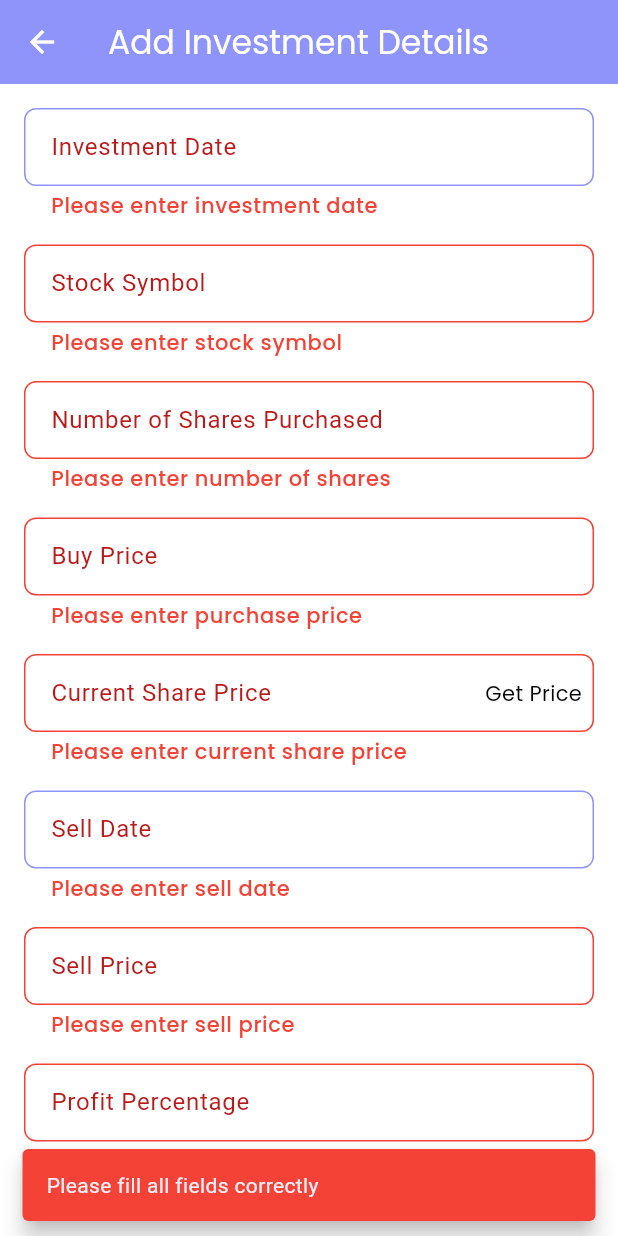
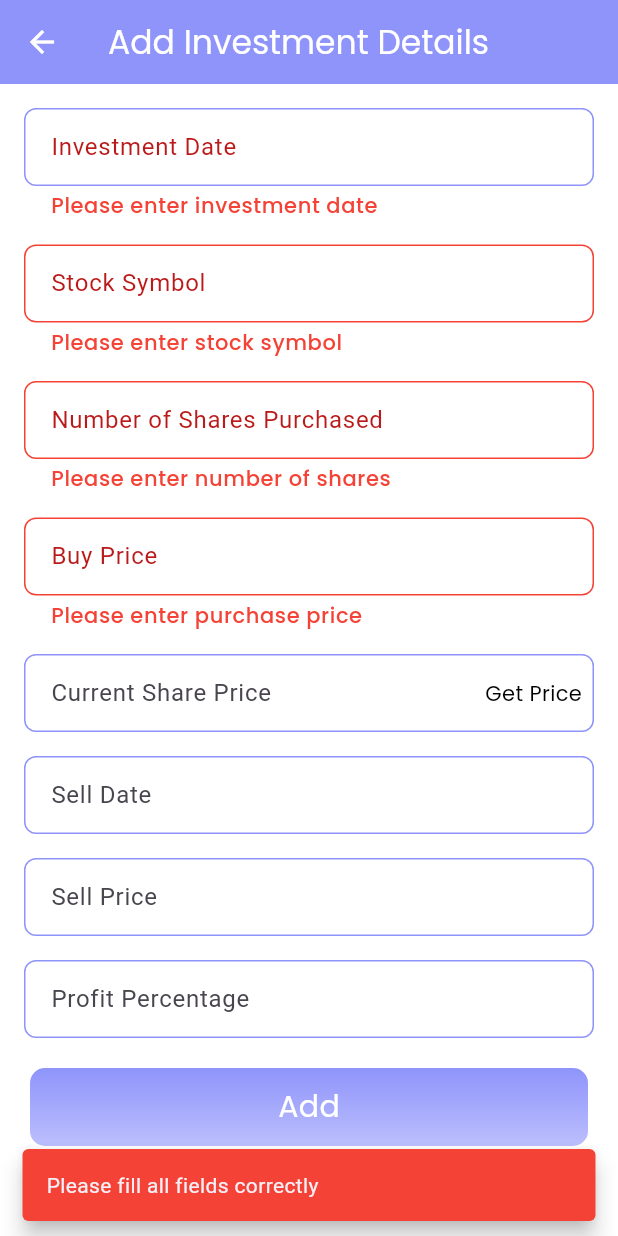
Before and after one commit to noam992/safeTrade_mobile_app, a Flutter app: the StockFormView screen opened directly, after a tap on "Add", on a phone screen of 412 x 824 dp. Run offline on Flutter 3.47's test engine with Material 3 defaults, Android fonts, the phone set to English and light mode, and no system bars; our stand-ins replace animate_do, flutter_dotenv, get, get_storage, google_fonts, googleapis_auth; missing offline and left inert: googleapis, yahoo_finance_data_reader; accounts and stored records are empty.

Commit message:
NK: adding_table_plus_stock_price

```diff
--- a/lib/screens/add_stock_form/stock_form_controller.dart
+++ b/lib/screens/add_stock_form/stock_form_controller.dart
@@ -53,9 +53,9 @@ class StockFormController extends BaseController {
         buyPrice.text,
         numberOfShares.text,
         "",
-        currentSharePrice.text,
-        sellDate.text,
-        sellPrice.text,
+        currentSharePrice.text.isEmpty ? "-" : currentSharePrice.text,
+        sellDate.text.isEmpty ? "-" : sellDate.text,
+        sellPrice.text.isEmpty ? "-" : sellPrice.text,
       ];
       await sheetsApi.spreadsheets.values.append(
         ValueRange(values: [newRow]),
--- a/lib/screens/add_stock_form/stock_form_view.dart
+++ b/lib/screens/add_stock_form/stock_form_view.dart
@@ -96,9 +96,6 @@ class StockFormView extends GetView<StockFormController> {
                       borderColor: AppColors.primaryColor,
                       errorBorderColor: AppColors.redColor,
                       readOnly: true,
-                      validator: (value) => value!.isEmpty
-                          ? 'Please enter current share price'
-                          : null,
                       suffixIcon: IconButton(
                         onPressed: () async {
                           if (controller.stockSymbol.text.isNotEmpty) {
@@ -125,8 +122,6 @@ class StockFormView extends GetView<StockFormController> {
                       borderColor: AppColors.primaryColor,
                       errorBorderColor: AppColors.primaryColor,
                       readOnly: true,
-                      validator: (value) =>
-                          value!.isEmpty ? 'Please enter sell date' : null,
                       onFieldOnTap: () async {
                         DateTime? dateTime =
                             await controller.selectDate(context);
@@ -143,8 +138,6 @@ class StockFormView extends GetView<StockFormController> {
                       keyboardType: TextInputType.number,
                       borderColor: AppColors.primaryColor,
                       errorBorderColor: AppColors.redColor,
-                      validator: (value) =>
-                          value!.isEmpty ? 'Please enter sell price' : null,
                     ),
                     const SizedBox(height: 16),
                     CustomFormField(
@@ -154,9 +147,6 @@ class StockFormView extends GetView<StockFormController> {
                       keyboardType: TextInputType.number,
                       borderColor: AppColors.primaryColor,
                       errorBorderColor: AppColors.redColor,
-                      validator: (value) => value!.isEmpty
-                          ? 'Please enter profit percentage'
-                          : null,
                     ),
                     const SizedBox(height: 20),
                     Obx(
```
Also changed, not shown: lib/screens/home/home_controller.dart (+104 -22 lines), lib/screens/home/home_view.dart (+13 -6 lines), pubspec.yaml (+2 -5 lines), pubspec.lock.
